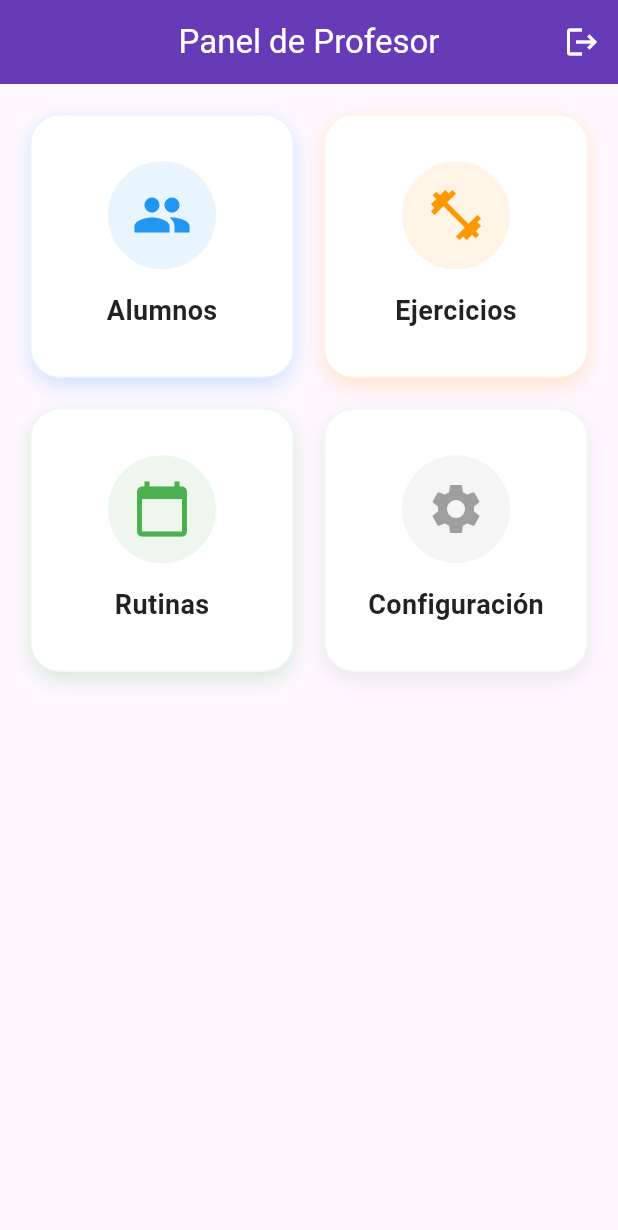
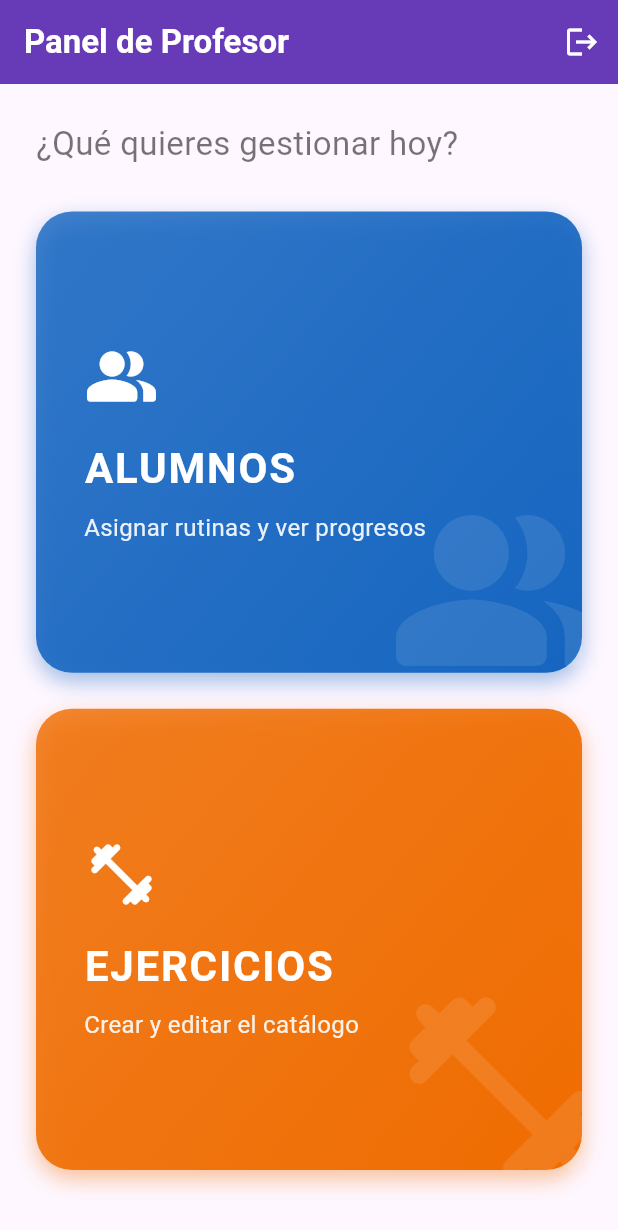
Before and after one commit to rollergang/AgarreFalsoAdmin, a Flutter app: the AdminHomeScreen screen opened directly, on a phone screen of 412 x 824 dp. Shown: the top 1230 px of the screen. Run offline on Flutter 3.47's test engine with Material 3 defaults, Android fonts, the phone set to English and light mode, and no system bars; our stand-ins replace cloud_firestore, firebase_auth, firebase_core; accounts and stored records are empty.

```diff
--- a/lib/screens/home_screen.dart
+++ b/lib/screens/home_screen.dart
@@ -1,3 +1,4 @@
+import 'package:agarre_admin/screens/exercises/exercises_screen.dart';
 import 'package:agarre_admin/screens/login_screen.dart';
 import 'package:firebase_auth/firebase_auth.dart';
 import 'package:flutter/material.dart';
@@ -19,7 +20,9 @@ class AdminHomeScreen extends StatelessWidget {
   Widget build(BuildContext context) {
     return Scaffold(
       appBar: AppBar(
-        title: const Text('Panel de Profesor'),
+        title: const Text('Panel de Profesor', style: TextStyle(fontWeight: FontWeight.bold)),
+        centerTitle: false,
+        elevation: 0,
         actions: [
           IconButton(
             icon: const Icon(Icons.logout),
@@ -29,95 +32,126 @@ class AdminHomeScreen extends StatelessWidget {
         ],
       ),
       body: Padding(
-        padding: const EdgeInsets.all(20.0),
-        child: GridView.count(
-          crossAxisCount: 2,
-          crossAxisSpacing: 20,
-          mainAxisSpacing: 20,
+        padding: const EdgeInsets.all(24.0),
+        child: Column(
+          crossAxisAlignment: CrossAxisAlignment.stretch,
           children: [
-            _buildMenuCard(
+            const Text(
+              "¿Qué quieres gestionar hoy?",
+              style: TextStyle(fontSize: 22, color: Colors.black54),
+            ),
+            const SizedBox(height: 30),
+
+            // Botón ALUMNOS
+            Expanded(
+              child: _buildBigCard(
                 context,
-              icon: Icons.people,
-              title: 'Alumnos',
-              color: Colors.blue,
+                title: "ALUMNOS",
+                subtitle: "Asignar rutinas y ver progresos",
+                icon: Icons.people_alt_rounded,
+                color: Colors.blue.shade800,
                 onTap: () {
                   ScaffoldMessenger.of(context).showSnackBar(
-                  const SnackBar(content: Text('Próximamente: Gestión de Alumnos'))
+                    const SnackBar(content: Text("Próximamente: Lista de Alumnos"))
                   );
                 },
               ),
-            _buildMenuCard(
+            ),
+
+            const SizedBox(height: 24),
+
+            // Botón EJERCICIOS
+            Expanded(
+              child: _buildBigCard(
                 context,
-              icon: Icons.fitness_center,
-              title: 'Ejercicios',
-              color: Colors.orange,
+                title: "EJERCICIOS",
+                subtitle: "Crear y editar el catálogo",
+                icon: Icons.fitness_center_rounded,
+                color: Colors.orange.shade800,
                 onTap: () {
-                ScaffoldMessenger.of(context).showSnackBar(
-                  const SnackBar(content: Text('Próximamente: ABM Ejercicios'))
+                  Navigator.push(
+                    context,
+                    MaterialPageRoute(builder: (_) => const ExercisesScreen()),
                   );
                 },
               ),
-            _buildMenuCard(
-              context,
-              icon: Icons.calendar_today,
-              title: 'Rutinas',
-              color: Colors.green,
-              onTap: () {},
             ),
-            _buildMenuCard(
-              context,
-              icon: Icons.settings,
-              title: 'Configuración',
-              color: Colors.grey,
-              onTap: () {},
-            ),
+
+            const SizedBox(height: 20),
           ],
         ),
       ),
     );
   }
 
-  Widget _buildMenuCard(
+  Widget _buildBigCard(
     BuildContext context, {
+    required String title,
+    required String subtitle,
     required IconData icon,
-    required String title,
     required Color color,
     required VoidCallback onTap,
   }) {
     return InkWell(
       onTap: onTap,
-      borderRadius: BorderRadius.circular(20),
+      borderRadius: BorderRadius.circular(24),
       child: Container(
         decoration: BoxDecoration(
-          color: Colors.white,
-          borderRadius: BorderRadius.circular(20),
+          color: color,
+          borderRadius: BorderRadius.circular(24),
           boxShadow: [
             BoxShadow(
-              color: color.withOpacity(0.2),
-              blurRadius: 10,
-              offset: const Offset(0, 5),
+              color: color.withOpacity(0.4),
+              blurRadius: 12,
+              offset: const Offset(0, 6),
             )
           ],
-          border: Border.all(color: color.withOpacity(0.1)),
+          gradient: LinearGradient(
+            begin: Alignment.topLeft,
+            end: Alignment.bottomRight,
+            colors: [
+              color.withOpacity(0.8),
+              color,
+            ],
           ),
+        ),
+        child: Stack(
+          children: [
+            Positioned(
+              right: -20,
+              bottom: -20,
+              child: Icon(
+                icon,
+                size: 150,
+                color: Colors.white.withOpacity(0.1),
+              ),
+            ),
+            Padding(
+              padding: const EdgeInsets.all(32.0),
               child: Column(
+                crossAxisAlignment: CrossAxisAlignment.start,
                 mainAxisAlignment: MainAxisAlignment.center,
                 children: [
-            Container(
-              padding: const EdgeInsets.all(16),
-              decoration: BoxDecoration(
-                color: color.withOpacity(0.1),
-                shape: BoxShape.circle,
-              ),
-              child: Icon(icon, size: 40, color: color),
-            ),
-            const SizedBox(height: 15),
+                  Icon(icon, size: 50, color: Colors.white),
+                  const SizedBox(height: 16),
                   Text(
                     title,
                     style: const TextStyle(
-                fontSize: 18,
+                      color: Colors.white,
+                      fontSize: 28,
                       fontWeight: FontWeight.bold,
-                color: Colors.black87
+                      letterSpacing: 1.2,
+                    ),
+                  ),
+                  const SizedBox(height: 8),
+                  Text(
+                    subtitle,
+                    style: TextStyle(
+                      color: Colors.white.withOpacity(0.9),
+                      fontSize: 16,
+                    ),
+                  ),
+                ],
               ),
             ),
           ],
--- a/lib/screens/login_screen.dart
+++ b/lib/screens/login_screen.dart
@@ -22,20 +22,17 @@ class _LoginScreenState extends State<LoginScreen> {
       setState(() => _isLoading = true);
 
       try {
-        // 1. Autenticación Básica
         UserCredential userCredential = await FirebaseAuth.instance.signInWithEmailAndPassword(
           email: _email,
           password: _password,
         );
 
-        // 2. VERIFICACIÓN DE SEGURIDAD (Portero)
         final userDoc = await FirebaseFirestore.instance
             .collection('admins')
             .doc(userCredential.user!.uid)
             .get();
 
         if (userDoc.exists) {
-          // ✅ ES ADMIN - Entramos
           if (mounted) {
             Navigator.pushReplacement(
               context,
```
Lines whose indentation alone changed are shown as unchanged.
